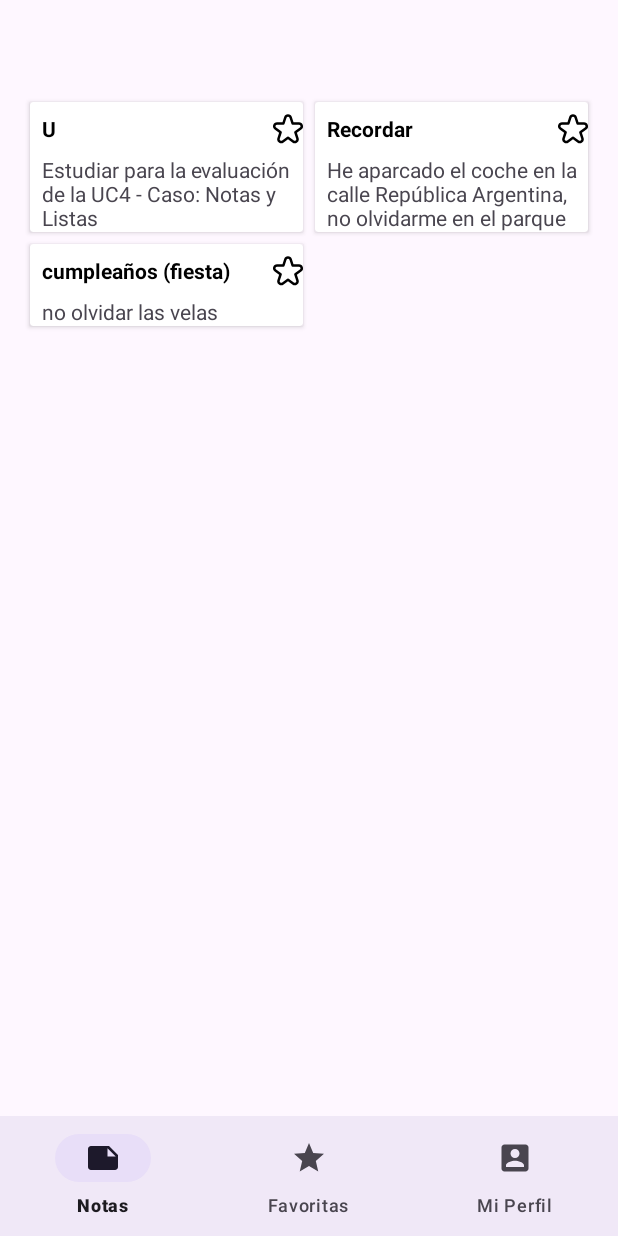
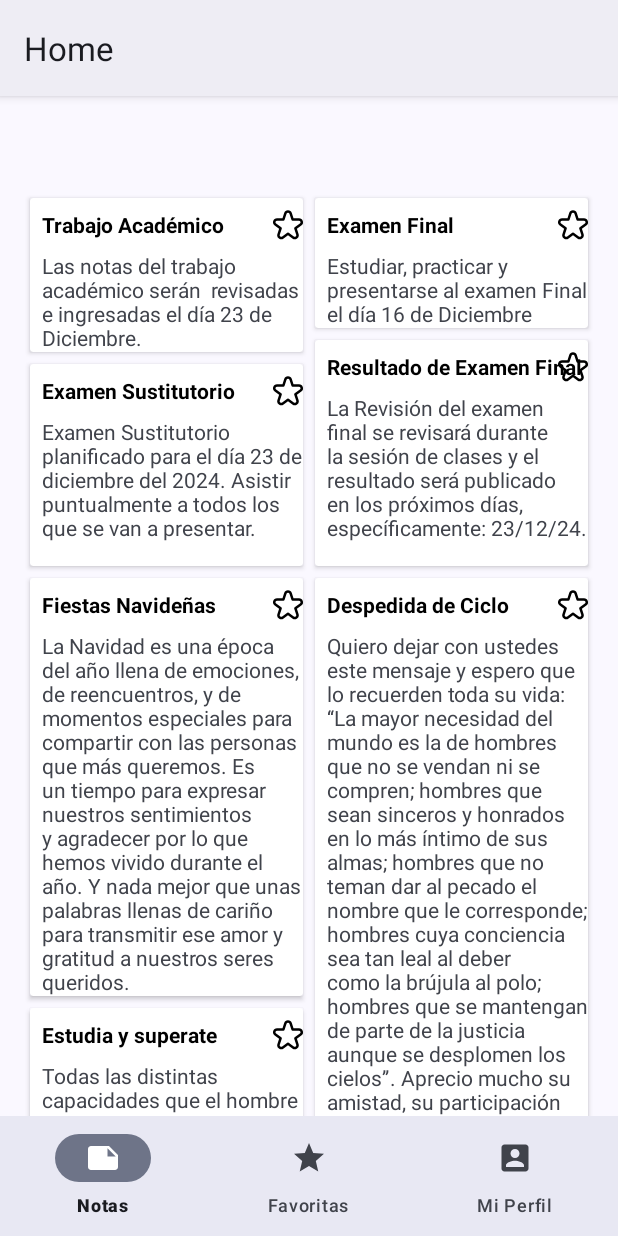
Before and after one commit to JotaBV02/DAM_FINAL, an Android app: the NotaFragment screen opened directly, with no data from a screen before it, on a phone screen of 412 x 824 dp. Run offline under Robolectric (Android 15) with nearby library versions, the phone set to English and light mode, and no system bars; our stand-ins replace navigation-ui; Roboto replaces fonts that are not available here.

Commit message:
Commit 02-Bravo: Notas en Columnas

```diff
--- a/app/src/main/java/com/example/dam_examen_final_bravo/NotaFragment.java
+++ b/app/src/main/java/com/example/dam_examen_final_bravo/NotaFragment.java
@@ -69,9 +69,13 @@ public class NotaFragment extends Fragment {
                 recyclerView.setLayoutManager(new StaggeredGridLayoutManager( mColumnCount, StaggeredGridLayoutManager.VERTICAL));
             }
             notaList = new ArrayList<>();
-            notaList.add(new Notas("U","Estudiar para la evaluación de la UC4 - Caso: Notas y Listas", true, android.R.color.holo_blue_light));
-            notaList.add(new Notas("Recordar", "He aparcado el coche en la calle República Argentina, no olvidarme en el parque",false, android.R.color.holo_green_light));
-            notaList.add(new Notas("cumpleaños (fiesta)","no olvidar las velas", true, android.R.color.holo_orange_light));
+            notaList.add(new Notas("Trabajo Académico","Las notas del trabajo académico serán  revisadas e ingresadas el día 23 de Diciembre.", true, android.R.color.holo_blue_light));
+            notaList.add(new Notas("Examen Final", "Estudiar, practicar y presentarse al examen Final el día 16 de Diciembre",false, android.R.color.holo_green_light));
+            notaList.add(new Notas("Resultado de Examen Final","La Revisión del examen final se revisará durante la sesión de clases y el resultado será publicado en los próximos días, específicamente: 23/12/24.\n", true, android.R.color.holo_orange_light));
+            notaList.add(new Notas("Examen Sustitutorio","Examen Sustitutorio planificado para el día 23 de diciembre del 2024. Asistir puntualmente a todos los que se van a presentar.\n", true, android.R.color.holo_orange_light));
+            notaList.add(new Notas("Fiestas Navideñas","La Navidad es una época del año llena de emociones, de reencuentros, y de momentos especiales para compartir con las personas que más queremos. Es un tiempo para expresar nuestros sentimientos y agradecer por lo que hemos vivido durante el año. Y nada mejor que unas palabras llenas de cariño para transmitir ese amor y gratitud a nuestros seres queridos.", true, android.R.color.holo_orange_light));
+            notaList.add(new Notas("Despedida de Ciclo","Quiero dejar con ustedes este mensaje y espero que lo recuerden toda su vida: “La mayor necesidad del mundo es la de hombres que no se vendan ni se compren; hombres que sean sinceros y honrados en lo más íntimo de sus almas; hombres que no teman dar al pecado el nombre que le corresponde; hombres cuya conciencia sea tan leal al deber como la brújula al polo; hombres que se mantengan de parte de la justicia aunque se desplomen los cielos”. Aprecio mucho su amistad, su participación en las sesiones de clases, cada ciclo es una nueva experiencia, deseo que sigan estudiando. Muchas Felicidades. Nos vemos el 2025 - I.\n", true, android.R.color.holo_orange_light));
+            notaList.add(new Notas("Estudia y superate","Todas las distintas capacidades que el hombre posee de la mente, del alma y del cuerpo le fueron dadas por Dios para que las dedique a alcanzar el más alto grado de excelencia posible. Toda facultad y todo atributo con que el Creador nos haya dotado deben emplearse para su gloria y para el ennoblecimiento de nuestros semejantes. Y en este empleo se halla la ocupación más pura, más noble y más feliz.\n", true, android.R.color.holo_orange_light));
             adapterNotas = new MyNotaRecyclerViewAdapter(notaList, mListener);
             recyclerView.setAdapter(adapterNotas);
 
--- a/app/src/main/res/values/themes.xml
+++ b/app/src/main/res/values/themes.xml
@@ -1,6 +1,6 @@
 <resources xmlns:tools="http://schemas.android.com/tools">
     <!-- Base application theme. -->
-    <style name="Base.Theme.DAM_Examen_Final_BRAVO" parent="Theme.Material3.DayNight.NoActionBar">
+    <style name="Base.Theme.DAM_Examen_Final_BRAVO" parent="Theme.Material3.DynamicColors.DayNight">
         <!-- Customize your light theme here. -->
         <!-- <item name="colorPrimary">@color/my_light_primary</item> -->
     </style>
```
